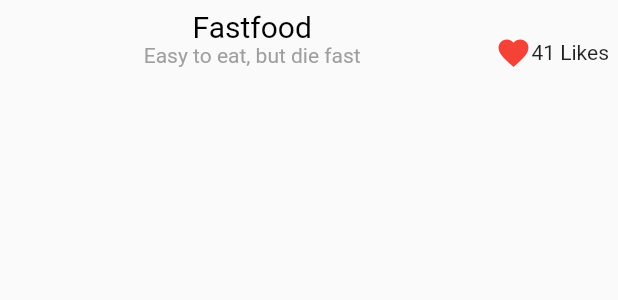
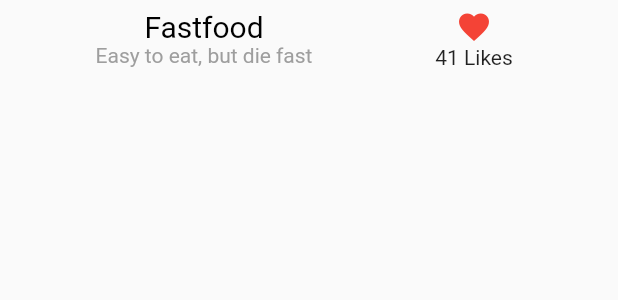
Before and after one commit to alpha15479/FastFood-Flutter-, a Flutter app: the TitleSection widget shown alone on an empty page, opened directly, on a phone screen of 412 x 824 dp. Shown: the top 300 px of the screen. Run offline on Flutter 3.47's test engine with Material 2 defaults, Android fonts, the phone set to English and light mode, and no system bars; network calls fail.

Commit message:
second commit

```diff
--- a/noidea/lib/titlesection.dart
+++ b/noidea/lib/titlesection.dart
@@ -8,6 +8,7 @@ class TitleSection extends StatelessWidget {
     return Container(
         padding: EdgeInsets.all(6),
         height: 70,
+        margin: const EdgeInsets.only(left: 40.0),
         child: Row(children: [
           Expanded(
               child: Column(children: [
@@ -16,8 +17,11 @@ class TitleSection extends StatelessWidget {
             Text('Easy to eat, but die fast',
                 style: TextStyle(color: Colors.grey)),
           ])),
-          Icon(Icons.favorite, color: Colors.red),
-          Text('41 Likes')
+          Expanded(
+              child: Column(children: [
+            Icon(Icons.favorite, color: Colors.red),
+            Text('41 Likes')
+          ])),
         ]));
   }
 }
```
